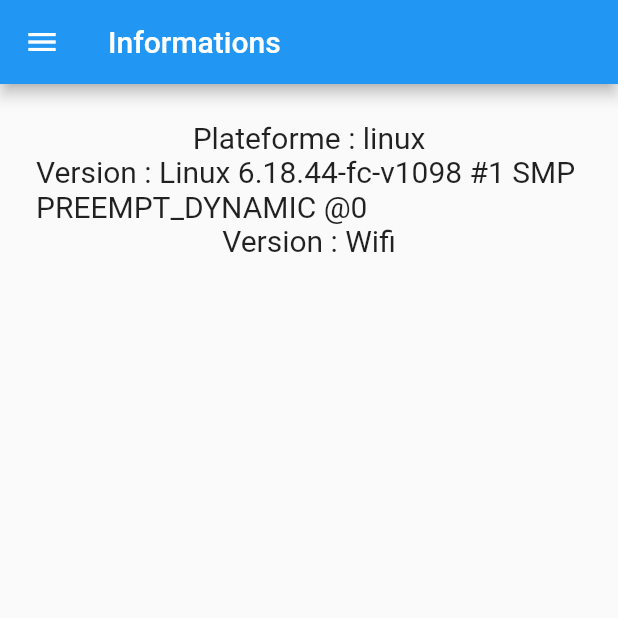
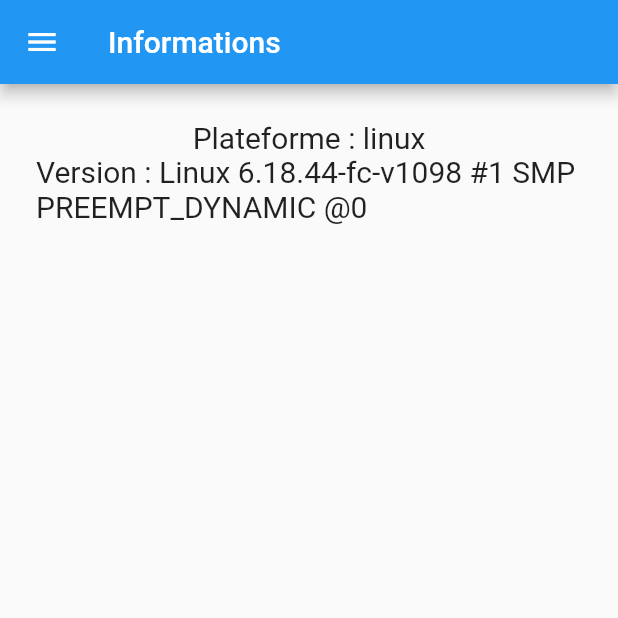
Before and after one commit to qeude/projet_multiplateforme, a Flutter app: the screen it shows after launch, in the side drawer, after a tap on "Informations", on a phone screen of 412 x 824 dp, the top half of it. Run offline on Flutter 3.47's test engine with Material 2 defaults, Android fonts, the phone set to English and light mode, and no system bars; our stand-ins replace connectivity.

Commit message:
remove connectivity

```diff
--- a/lib/phoneinformationpage.dart
+++ b/lib/phoneinformationpage.dart
@@ -61,12 +61,6 @@ class PhoneInformationPage extends StatelessWidget {
                     style: TextStyle(fontSize: 20.0),
                   ),
                 ),
-                Container(
-                  child: Text(
-                    "Version : $connectivity",
-                    style: TextStyle(fontSize: 20.0),
-                  ),
-                ),
               ],
             )));
   }
```
